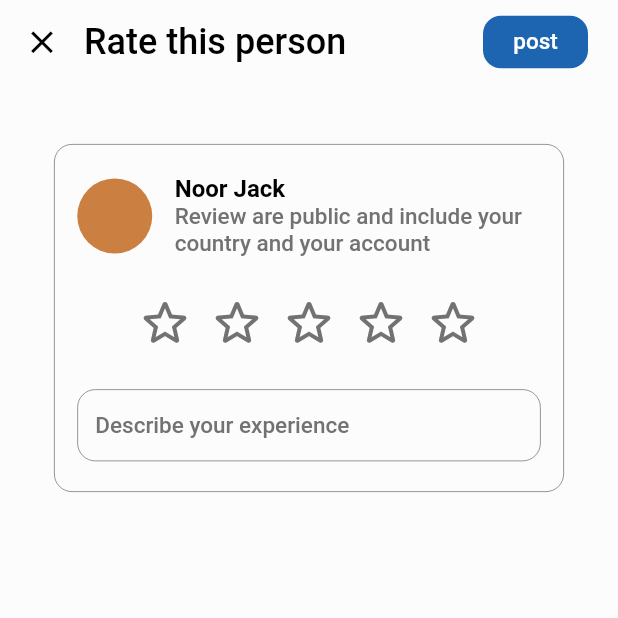
After one commit to AhmedSarg/ibuddy, a Flutter app: the Recommended screen opened directly, on a phone screen of 412 x 824 dp, the top half of it. The commit adds this screen. Run offline on Flutter 3.47's test engine with Material 2 defaults, Android fonts, the phone set to English and light mode, and no system bars; our stand-ins replace animated_toggle_switch, cached_network_image, connectivity_plus, dartz, dio, equatable and 20 more; accounts and stored records are empty; Roboto replaces fonts that are missing (Segoe UI, Tahoma).

Commit message:
finished account screen insights and recommended screen

```diff
--- a/lib/core/utils/app_colors.dart
+++ b/lib/core/utils/app_colors.dart
@@ -13,9 +13,11 @@ class AppColors {
   static const Color white = Color(0xffFFFFFF);
   static const Color nearlyWhite = Color(0xFFFCFCFC);
   static const Color green = Color(0xff18E218);
+  static const Color darkGreen = Color(0xff219C21);
   static const Color shadow = Color(0x29000000);
   static const Color lightBlue = Color(0xff80B4E3);
   static const Color lightOrange = Color(0xffEDB168);
+  static const Color red = Color(0xffCF1C1C);
 
   static const Color error = Color(0xfff70000); // red color
   static const Color hintColor = Color(0xFF707070);
--- a/lib/features/screens/buddy/home/account/account_screen.dart
+++ b/lib/features/screens/buddy/home/account/account_screen.dart
@@ -2,6 +2,7 @@ import 'package:flutter/material.dart';
 import 'package:font_awesome_flutter/font_awesome_flutter.dart';
 import 'package:get/get.dart';
 import 'package:ibuddy/features/screens/buddy/home/account/chat_screen.dart';
+import 'package:ibuddy/features/screens/buddy/home/account/recommended_screen.dart';
 
 import '../../../../../core/utils/app_colors.dart';
 import '../../../../../core/utils/app_fonts.dart';
@@ -61,6 +62,61 @@ class Account extends StatelessWidget {
             },
           ),
         ),
+        actions: [
+          PopupMenuButton<String>(
+            shape: RoundedRectangleBorder(
+              borderRadius: BorderRadius.circular(16.0),
+            ),
+            color: AppColors.nearlyWhite,
+            elevation: 4,
+            offset: const Offset(50, 50),
+            icon: const Padding(
+              padding: EdgeInsets.only(right: AppMargin.mPage - 16),
+              child: Icon(
+                Icons.more_horiz_rounded,
+                color: AppColors.black,
+              ),
+            ),
+            onSelected: (value) {
+              switch (value) {
+                case "Recommended":
+                  Get.to(() => Recommended());
+                  break;
+                case "Not Recommended":
+                  break;
+                case "Copy Link":
+                  break;
+              }
+            },
+            itemBuilder: (context) {
+              return {"Recommended", "Not Recommended", "Copy Link"}
+                  .map((String choice) {
+                Color textColor = AppColors.black;
+                switch (choice) {
+                  case "Recommended":
+                    textColor = AppColors.darkGreen;
+                    break;
+                  case "Not Recommended":
+                    textColor = AppColors.red;
+                    break;
+                }
+                return PopupMenuItem<String>(
+                  height: 30,
+                  value: choice,
+                  child: Text(
+                    choice,
+                    style: TextStyle(
+                      color: textColor,
+                      fontFamily: AppFonts.segoe,
+                      fontWeight: AppFonts.semiBold,
+                      fontSize: 13,
+                    ),
+                  ),
+                );
+              }).toList();
+            },
+          )
+        ],
       ),
       backgroundColor: AppColors.nearlyWhite,
       body: SingleChildScrollView(
@@ -771,8 +827,7 @@ class Account extends StatelessWidget {
             onPressed: () {
               if (Get.previousRoute == '/Chat') {
                 Get.back();
-              }
-              else {
+              } else {
                 Get.to(() => const Chat());
               }
             },
--- /dev/null
+++ b/lib/features/screens/buddy/home/account/recommended_screen.dart
@@ -0,0 +1,244 @@
+import 'package:flutter/material.dart';
+import 'package:get/get.dart';
+
+import '../../../../../core/utils/app_colors.dart';
+import '../../../../../core/utils/app_fonts.dart';
+import '../../../../../core/utils/app_values.dart';
+
+class Recommended extends StatelessWidget {
+  Recommended({super.key});
+
+  var rating = 0.obs;
+
+  @override
+  Widget build(BuildContext context) {
+    final width = MediaQuery.of(context).size.width;
+    return Scaffold(
+      appBar: AppBar(
+        backgroundColor: AppColors.transparent,
+        elevation: 0,
+        leading: IconButton(
+          icon: const Icon(Icons.close),
+          iconSize: 25,
+          color: AppColors.black,
+          splashRadius: 20,
+          splashColor: AppColors.white,
+          onPressed: () {
+            Get.back();
+          },
+        ),
+        titleSpacing: 0,
+        title: const Text(
+          "Rate this person",
+          style: TextStyle(
+            color: AppColors.black,
+            fontFamily: AppFonts.tahoma,
+            fontWeight: AppFonts.regular,
+            fontSize: 24,
+          ),
+        ),
+        actions: [
+          Padding(
+            padding: const EdgeInsets.symmetric(
+                vertical: (56 - 35) / 2, horizontal: 20),
+            child: ElevatedButton(
+              onPressed: () {
+                Get.back();
+              },
+              style: ElevatedButton.styleFrom(
+                foregroundColor: AppColors.white,
+                backgroundColor: AppColors.primary,
+                shape: RoundedRectangleBorder(
+                  borderRadius: BorderRadius.circular(12.0),
+                ),
+                elevation: 0,
+                fixedSize: const Size(70, 35),
+                padding: const EdgeInsets.only(bottom: 1),
+                textStyle: const TextStyle(
+                  fontFamily: AppFonts.tahoma,
+                  fontWeight: AppFonts.regular,
+                  fontSize: 15,
+                ),
+              ),
+              child: const Text("post"),
+            ),
+          ),
+        ],
+      ),
+      backgroundColor: AppColors.nearlyWhite,
+      body: SingleChildScrollView(
+        child: Container(
+          width: width,
+          margin: const EdgeInsets.symmetric(
+              horizontal: AppMargin.mPage, vertical: 40),
+          decoration: BoxDecoration(
+              border: Border.all(color: AppColors.grey, width: 0.5),
+              borderRadius: BorderRadius.circular(12)),
+          padding: const EdgeInsets.symmetric(horizontal: 15, vertical: 20),
+          child: Column(
+            children: [
+              Row(
+                children: [
+                  const Padding(
+                    padding: EdgeInsets.only(right: 15),
+                    child: CircleAvatar(
+                      backgroundColor: AppColors.secondary,
+                      radius: 25,
+                    ),
+                  ),
+                  SizedBox(
+                    width: width - AppMargin.mPage * 2 - 96,
+                    child: Column(
+                      crossAxisAlignment: CrossAxisAlignment.start,
+                      children: const [
+                        Text(
+                          "Noor Jack",
+                          style: TextStyle(
+                            color: AppColors.black,
+                            fontFamily: AppFonts.segoe,
+                            fontWeight: AppFonts.semiBold,
+                            fontSize: 16,
+                          ),
+                        ),
+                        Text(
+                          "Review are public and include your country and your account",
+                          style: TextStyle(
+                            color: AppColors.grey,
+                            fontFamily: AppFonts.segoe,
+                            fontWeight: AppFonts.regular,
+                            fontSize: 15,
+                          ),
+                        ),
+                      ],
+                    ),
+                  )
+                ],
+              ),
+              Padding(
+                padding: const EdgeInsets.symmetric(vertical: 20),
+                child: Obx(
+                  () => SizedBox(
+                    width: width - AppMargin.mPage * 2 - 1 - 30,
+                    child: Row(
+                      mainAxisAlignment: MainAxisAlignment.center,
+                      children: [
+                        IconButton(
+                          icon: Icon(rating.value >= 1
+                              ? Icons.star_rounded
+                              : Icons.star_outline_rounded),
+                          iconSize: 40,
+                          color: rating.value >= 1
+                              ? AppColors.primary
+                              : AppColors.grey,
+                          splashRadius: 1,
+                          splashColor: AppColors.primary,
+                          padding: EdgeInsets.zero,
+                          onPressed: () {
+                            rating.value = 1;
+                          },
+                        ),
+                        IconButton(
+                          icon: Icon(rating.value >= 2
+                              ? Icons.star_rounded
+                              : Icons.star_outline_rounded),
+                          iconSize: 40,
+                          color: rating.value >= 2
+                              ? AppColors.primary
+                              : AppColors.grey,
+                          splashRadius: 1,
+                          splashColor: AppColors.primary,
+                          padding: EdgeInsets.zero,
+                          onPressed: () {
+                            rating.value = 2;
+                          },
+                        ),
+                        IconButton(
+                          icon: Icon(rating.value >= 3
+                              ? Icons.star_rounded
+                              : Icons.star_outline_rounded),
+                          iconSize: 40,
+                          color: rating.value >= 3
+                              ? AppColors.primary
+                              : AppColors.grey,
+                          splashRadius: 1,
+                          splashColor: AppColors.primary,
+                          padding: EdgeInsets.zero,
+                          onPressed: () {
+                            rating.value = 3;
+                          },
+                        ),
+                        IconButton(
+                          icon: Icon(rating.value >= 4
+                              ? Icons.star_rounded
+                              : Icons.star_outline_rounded),
+                          iconSize: 40,
+                          color: rating.value >= 4
+                              ? AppColors.primary
+                              : AppColors.grey,
+                          splashRadius: 1,
+                          splashColor: AppColors.primary,
+                          padding: EdgeInsets.zero,
+                          onPressed: () {
+                            rating.value = 4;
+                          },
+                        ),
+                        IconButton(
+                          icon: Icon(rating.value >= 5
+                              ? Icons.star_rounded
+                              : Icons.star_outline_rounded),
+                          iconSize: 40,
+                          color: rating.value >= 5
+                              ? AppColors.primary
+                              : AppColors.grey,
+                          splashRadius: 1,
+                          splashColor: AppColors.primary,
+                          padding: EdgeInsets.zero,
+                          onPressed: () {
+                            rating.value = 5;
+                          },
+                        ),
+                      ],
+                    ),
+                  ),
+                ),
+              ),
+              TextField(
+                cursorColor: AppColors.primary,
+                cursorRadius: const Radius.circular(1),
+                maxLines: null,
+                decoration: InputDecoration(
+                  hintText: "Describe your experience",
+                  hintStyle: const TextStyle(
+                    color: AppColors.grey,
+                    fontFamily: AppFonts.segoe,
+                    fontWeight: AppFonts.regular,
+                    fontSize: 15,
+                  ),
+                  contentPadding: const EdgeInsets.symmetric(horizontal: 12),
+                  enabledBorder: OutlineInputBorder(
+                    borderSide:
+                        const BorderSide(color: AppColors.grey, width: 0.5),
+                    borderRadius: BorderRadius.circular(12),
+                  ),
+                  focusedBorder: OutlineInputBorder(
+                    borderSide: const BorderSide(
+                        color: AppColors.primary, width: 0.5),
+                    borderRadius: BorderRadius.circular(12),
+                  ),
+                  focusColor: AppColors.secondary,
+                  hoverColor: AppColors.secondary,
+                ),
+                style: const TextStyle(
+                  color: AppColors.primary,
+                  fontFamily: AppFonts.segoe,
+                  fontWeight: AppFonts.regular,
+                  fontSize: 15,
+                ),
+              ),
+            ],
+          ),
+        ),
+      ),
+    );
+  }
+}
```
